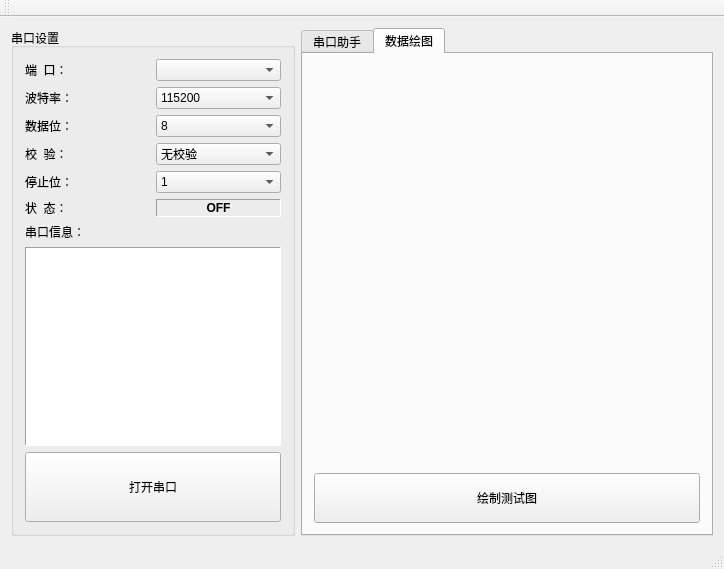
Before: the Qt Designer form SerialOscilloscope/mainwindow.ui in jpShjp/SerialOscilloscope, drawn with Qt 5.
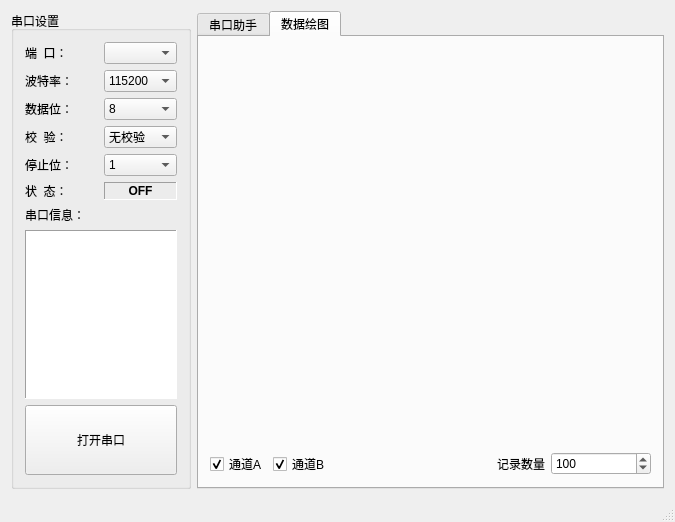
After: the same form once the commit is applied. The open tabs and pages were chosen to show the change. Custom widgets are drawn as their Qt base class.

What changed in the file:
```diff
--- a/SerialOscilloscope/mainwindow.ui
+++ b/SerialOscilloscope/mainwindow.ui
@@ -6,8 +6,8 @@
    <rect>
     <x>0</x>
     <y>0</y>
-    <width>724</width>
-    <height>569</height>
+    <width>675</width>
+    <height>522</height>
    </rect>
   </property>
   <property name="windowTitle">
@@ -23,6 +23,12 @@
         <verstretch>0</verstretch>
        </sizepolicy>
       </property>
+      <property name="maximumSize">
+       <size>
+        <width>180</width>
+        <height>16777215</height>
+       </size>
+      </property>
       <property name="title">
        <string>串口设置</string>
       </property>
@@ -228,7 +234,8 @@
              </property>
              <property name="font">
               <font>
-               <family>System</family>
+               <family>Arial</family>
+               <pointsize>8</pointsize>
                <weight>75</weight>
                <bold>true</bold>
               </font>
@@ -330,9 +337,11 @@
        </attribute>
        <layout class="QVBoxLayout" name="verticalLayout_7">
         <item>
+         <layout class="QVBoxLayout" name="verticalLayout_3">
+          <item>
          <widget class="QCustomPlot" name="qCustomPlot" native="true">
           <property name="sizePolicy">
-           <sizepolicy hsizetype="Preferred" vsizetype="Expanding">
+             <sizepolicy hsizetype="Expanding" vsizetype="Expanding">
             <horstretch>0</horstretch>
             <verstretch>0</verstretch>
            </sizepolicy>
@@ -340,38 +349,94 @@
          </widget>
         </item>
         <item>
-         <widget class="QPushButton" name="pushButton_plot">
+           <layout class="QHBoxLayout" name="horizontalLayout_2">
+            <item>
+             <widget class="QCheckBox" name="checkBox_channelA">
           <property name="sizePolicy">
-           <sizepolicy hsizetype="Minimum" vsizetype="Fixed">
+               <sizepolicy hsizetype="Minimum" vsizetype="Minimum">
+                <horstretch>0</horstretch>
+                <verstretch>0</verstretch>
+               </sizepolicy>
+              </property>
+              <property name="text">
+               <string>通道A</string>
+              </property>
+              <property name="checked">
+               <bool>true</bool>
+              </property>
+             </widget>
+            </item>
+            <item>
+             <widget class="QCheckBox" name="checkBox_channelB">
+              <property name="sizePolicy">
+               <sizepolicy hsizetype="Minimum" vsizetype="Minimum">
+                <horstretch>0</horstretch>
+                <verstretch>0</verstretch>
+               </sizepolicy>
+              </property>
+              <property name="text">
+               <string>通道B</string>
+              </property>
+              <property name="checked">
+               <bool>true</bool>
+              </property>
+             </widget>
+            </item>
+            <item>
+             <spacer name="horizontalSpacer">
+              <property name="orientation">
+               <enum>Qt::Horizontal</enum>
+              </property>
+              <property name="sizeHint" stdset="0">
+               <size>
+                <width>40</width>
+                <height>20</height>
+               </size>
+              </property>
+             </spacer>
+            </item>
+            <item>
+             <widget class="QLabel" name="label_8">
+              <property name="text">
+               <string>记录数量</string>
+              </property>
+             </widget>
+            </item>
+            <item>
+             <widget class="QSpinBox" name="spinBox_dataQuantity">
+              <property name="sizePolicy">
+               <sizepolicy hsizetype="Fixed" vsizetype="Fixed">
             <horstretch>0</horstretch>
             <verstretch>0</verstretch>
            </sizepolicy>
           </property>
           <property name="minimumSize">
            <size>
-            <width>0</width>
-            <height>50</height>
-           </size>
-          </property>
-          <property name="text">
-           <string>绘制测试图</string>
-          </property>
+                <width>100</width>
+                <height>0</height>
+               </size>
+              </property>
+              <property name="maximum">
+               <number>5000</number>
+              </property>
+              <property name="value">
+               <number>100</number>
+              </property>
          </widget>
         </item>
        </layout>
+          </item>
+         </layout>
+        </item>
+       </layout>
+       <zorder></zorder>
+       <zorder>label_8</zorder>
+       <zorder>horizontalSpacer</zorder>
       </widget>
      </widget>
     </item>
    </layout>
   </widget>
-  <widget class="QToolBar" name="mainToolBar">
-   <attribute name="toolBarArea">
-    <enum>TopToolBarArea</enum>
-   </attribute>
-   <attribute name="toolBarBreak">
-    <bool>false</bool>
-   </attribute>
-  </widget>
   <widget class="QStatusBar" name="statusBar"/>
  </widget>
  <layoutdefault spacing="6" margin="11"/>
```
Left out of the diff: 26 changed lines with no effect on the pictures. Lines whose indentation alone changed are shown as unchanged.
